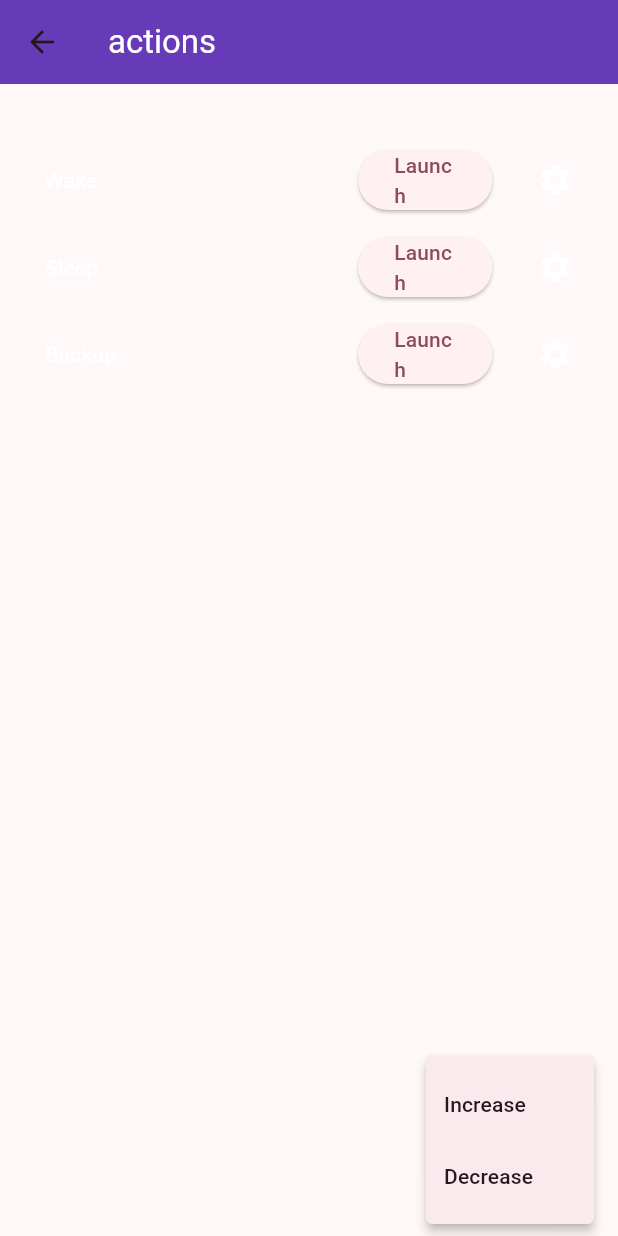
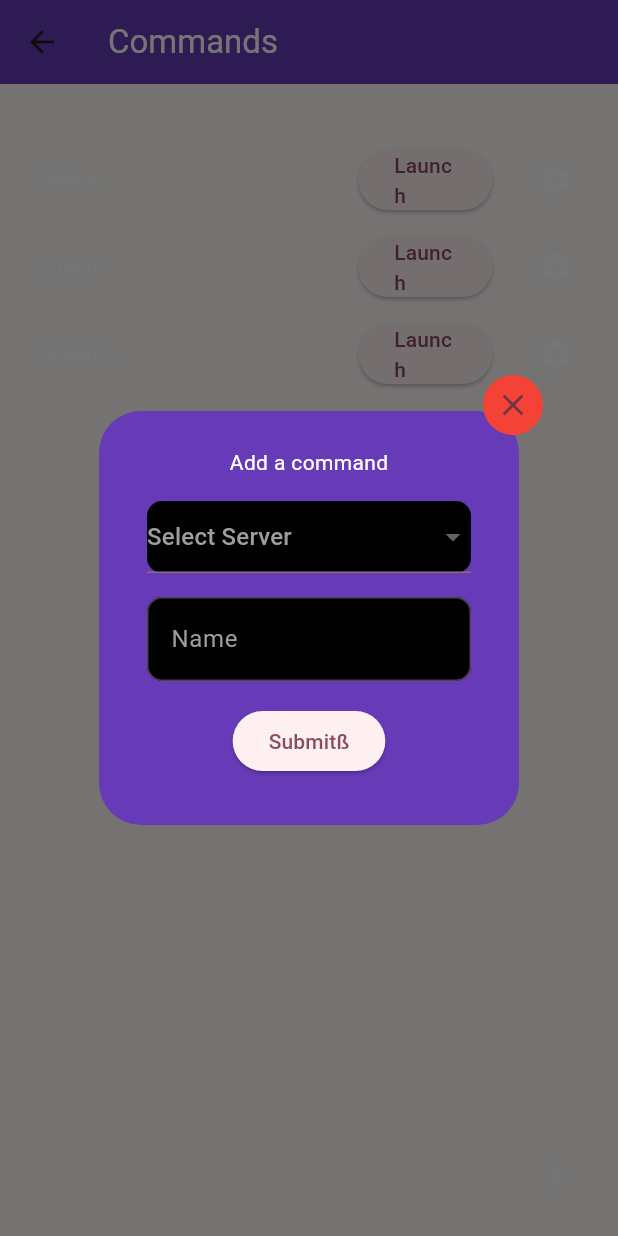
Before and after one commit to Eg3-git/server-remote-control, a Flutter app: the ActionPage screen opened directly, after a tap on the "add" icon, on a phone screen of 412 x 824 dp. Run offline on Flutter 3.47's test engine with Material 3 defaults, Android fonts, the phone set to English and light mode, and no system bars.

Commit message:
Updated form style

```diff
--- a/lib/commands.dart
+++ b/lib/commands.dart
@@ -1,3 +1,4 @@
+import 'package:flutter/cupertino.dart';
 import 'package:flutter/material.dart';
 import 'classes.dart';
 
@@ -16,8 +17,127 @@ class ActionState extends State<ActionPage> with SingleTickerProviderStateMixin
 
   List<Command> commands = [Command("Wake", Server("x")), Command("Sleep", Server("y")), Command("Backup", Server("z"))];
   int currentPageIndex = 1;
+  final _formKey = GlobalKey<FormState>();
+  List<Server> servers = [
+    Server("xxx.xxx.x.xx"),
+    Server("yyy.yyy.y.yy")
+  ];
+  Server? _selectedObject;
+  Server? dummyServer;
+  String dummyName = "";
 
   void nothing() {}
+
+  Future popup() {
+    return showDialog<void>(
+        context: context,
+        builder: (context) => AlertDialog(
+          backgroundColor: Colors.deepPurple,
+          content: Stack(
+            clipBehavior: Clip.none,
+            children: <Widget>[
+              Positioned(
+                right: -40,
+                top: -40,
+                child: InkResponse(
+                  onTap: () {
+                    Navigator.of(context).pop();
+                  },
+                  child: const CircleAvatar(
+                    backgroundColor: Colors.red,
+                    child: Icon(Icons.close),
+                  ),
+                ),
+              ),
+              Form(
+                key: _formKey,
+                child: Column(
+                  mainAxisSize: MainAxisSize.min,
+                  children: <Widget>[
+                    const Padding(
+                        padding: EdgeInsets.all(8),
+                        child: Text("Add a command")),
+
+                    Padding(
+                        padding: const EdgeInsets.all(8),
+                    child: Container(
+                      decoration: BoxDecoration(
+                        color: Colors.black, // Set your desired background color
+                        borderRadius: BorderRadius.circular(10.0), // Optional: Add border radius for rounded corners
+                      ),
+
+                    child: DropdownButtonFormField<Server>(
+
+                      value: _selectedObject,
+                      hint: Text("Select Server", style: TextStyle(color: Colors.grey),),
+                      onChanged: (newValue) {
+                        setState(() {
+                          _selectedObject = newValue;
+                        });
+                      },
+                        onSaved: (s) {setState(() {
+
+                          dummyServer = s;
+                        });},
+                        validator: (value) {
+                          if (value == null) {
+                            return "ERROR";
+                          }
+                          return null;
+                        },
+                      items: servers.map<DropdownMenuItem<Server>>((Server s) {
+                        return DropdownMenuItem<Server>(value: s, child: Text(s.address, style: TextStyle(color: Colors.white),));
+                      },
+                    ).toList()
+                    ),),),
+                    Padding(
+                      padding: const EdgeInsets.all(8),
+                      child: TextFormField(
+
+                        textAlignVertical: TextAlignVertical.center,
+
+                        decoration: InputDecoration(
+                          labelText: "Name",
+                          labelStyle: TextStyle(color: Colors.grey, backgroundColor: Colors.black),
+                          filled: true,
+                          fillColor: Colors.black,
+
+                          border: OutlineInputBorder(
+                            borderRadius: BorderRadius.circular(10.0),
+
+                          ),),
+                        validator: (value) {
+                          if (value == null || value.isEmpty) {
+                            return "ERROR";
+                          }
+                          return null;
+                        },
+                        onSaved: (name) {setState(() {
+                          dummyName = name!;
+                        });},),
+                    ),
+                    Padding(
+                      padding: const EdgeInsets.all(8),
+                      child: ElevatedButton(
+                        child: const Text('Submitß'),
+                        onPressed: () {
+                          if (_formKey.currentState!.validate()) {
+                            _formKey.currentState!.save();
+                            setState(() {
+                              commands.add(Command(dummyName, dummyServer!));
+                            });
+                            Navigator.of(context).pop();
+                          }
+                        },
+                      ),
+                    )
+                  ],
+                ),
+              ),
+            ],
+          ),
+        ));
+  }
 
   Widget columnBuilder() {
     return Padding(padding: const EdgeInsets.only(top: 40), child:
@@ -57,28 +177,10 @@ class ActionState extends State<ActionPage> with SingleTickerProviderStateMixin
           title: Text(widget.title),
         ),
         body: SingleChildScrollView(child: Center(child: columnBuilder())),
-        floatingActionButton: PopupMenuButton<String>(
-          onSelected: (String result) {
-            switch (result) {
-              case "1":
-                nothing();
-              case "2":
-                nothing();
-            }
-          },
-          itemBuilder: (BuildContext context) => <PopupMenuEntry<String>>[
-            const PopupMenuItem<String>(
-              value: '1',
-              child: Text('Increase'),
-            ),
-            const PopupMenuItem<String>(
-              value: '2',
-              child: Text('Decrease'),
-            ),
-            // Add more PopupMenuItems for other options if needed
-          ],
-          child: const Icon(Icons.add),
-        ),
+        floatingActionButton: IconButton(
+          icon: const Icon(Icons.add),
+          onPressed: popup,
+        )
         // This trailing comma makes auto-formatting nicer for build methods.
     );
   }
--- a/lib/main.dart
+++ b/lib/main.dart
@@ -32,8 +32,8 @@ class _BottomNavigationState extends State<BottomNavigation> {
   int _selectedIndex = 0;
 
   final List<Widget> _pages = [
-    const MyHomePage(title: 'status',),
-    const ActionPage(title: 'actions'),
+    const MyHomePage(title: 'Server Status',),
+    const ActionPage(title: 'Commands'),
   ];
 
   void _onItemTapped(int index) {
```
Also changed, not shown: lib/status.dart (+17 -1 lines).
